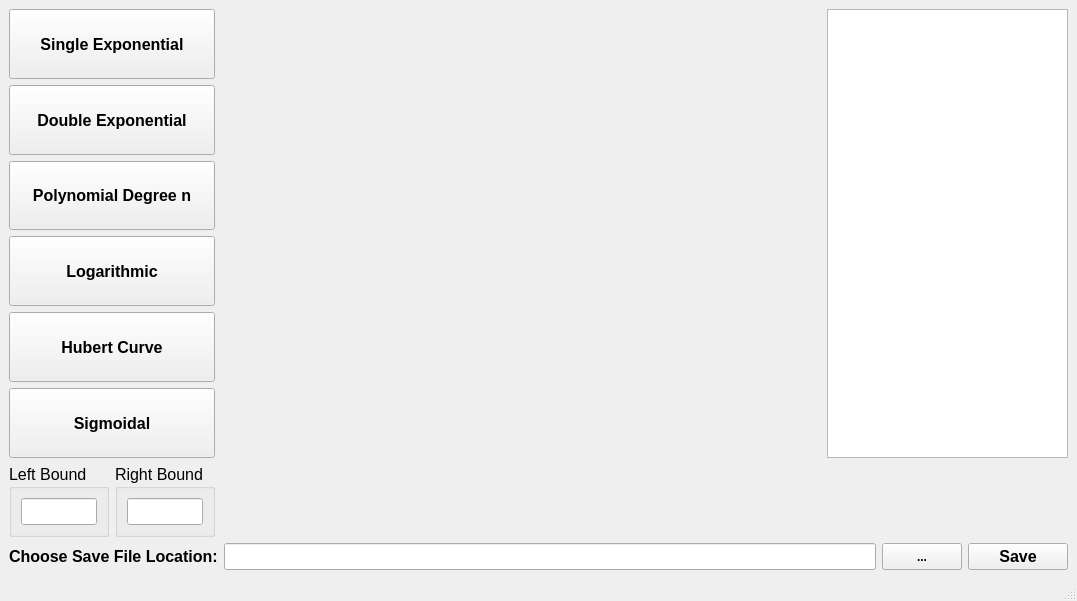
Old version of the form blf.ui in the repository rarnold97/Research.
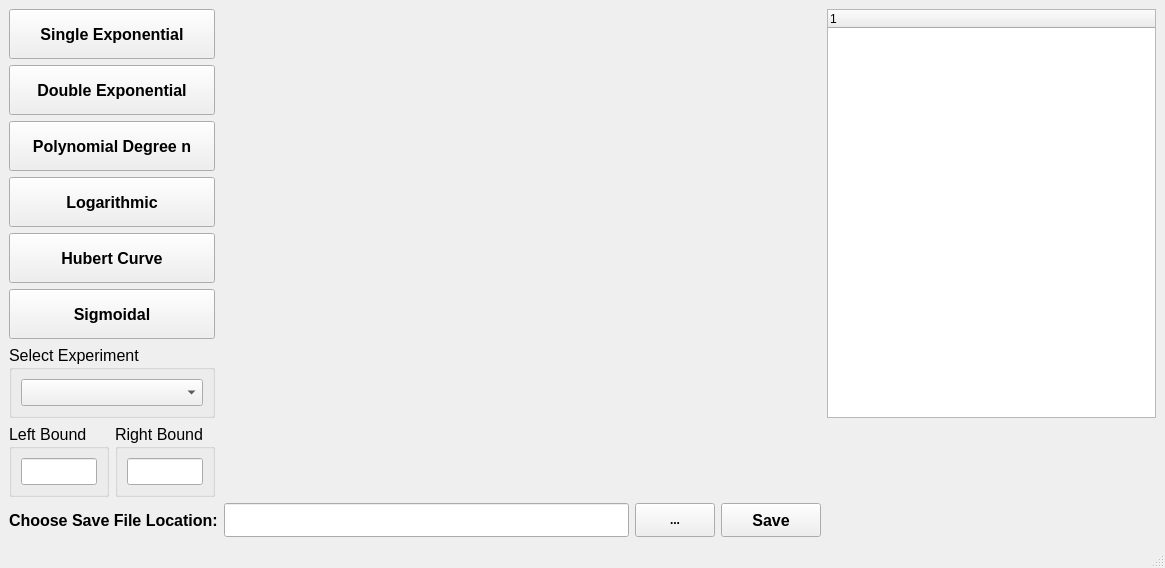
New version of the form.

Commit message: set up main skeleton for gui

```diff
--- a/blf.ui
+++ b/blf.ui
@@ -6,8 +6,8 @@
    <rect>
     <x>0</x>
     <y>0</y>
-    <width>1077</width>
-    <height>601</height>
+    <width>1165</width>
+    <height>568</height>
    </rect>
   </property>
   <property name="windowTitle">
@@ -198,29 +198,33 @@
       <layout class="QVBoxLayout" name="mplvl"/>
      </widget>
     </item>
-    <item row="0" column="2">
-     <widget class="QTreeView" name="mplfigs_treeView">
-      <property name="sizePolicy">
-       <sizepolicy hsizetype="Maximum" vsizetype="Expanding">
-        <horstretch>0</horstretch>
-        <verstretch>0</verstretch>
-       </sizepolicy>
-      </property>
-      <property name="minimumSize">
-       <size>
-        <width>200</width>
-        <height>0</height>
-       </size>
-      </property>
-      <property name="maximumSize">
-       <size>
-        <width>300</width>
-        <height>16777215</height>
-       </size>
-      </property>
+    <item row="0" column="2" rowspan="2">
+     <widget class="QTreeWidget" name="sample_treeWidget">
+      <column>
+       <property name="text">
+        <string notr="true">1</string>
+       </property>
+      </column>
      </widget>
     </item>
     <item row="1" column="0">
+     <widget class="QGroupBox" name="groupBox_3">
+      <property name="font">
+       <font>
+        <pointsize>12</pointsize>
+       </font>
+      </property>
+      <property name="title">
+       <string>Select Experiment</string>
+      </property>
+      <layout class="QVBoxLayout" name="verticalLayout_2">
+       <item>
+        <widget class="QComboBox" name="exp_comboBox"/>
+       </item>
+      </layout>
+     </widget>
+    </item>
+    <item row="2" column="0">
      <layout class="QHBoxLayout" name="horizontalLayout">
       <item>
        <widget class="QGroupBox" name="groupBox">
@@ -314,7 +318,7 @@
       </item>
      </layout>
     </item>
-    <item row="2" column="0" colspan="3">
+    <item row="3" column="0" colspan="2">
      <layout class="QGridLayout" name="gridLayout">
       <item row="0" column="0">
        <widget class="QLabel" name="label">
```
Left out of the diff: 2 changed lines with no effect on the pictures. The commit also changes 1 other file.
